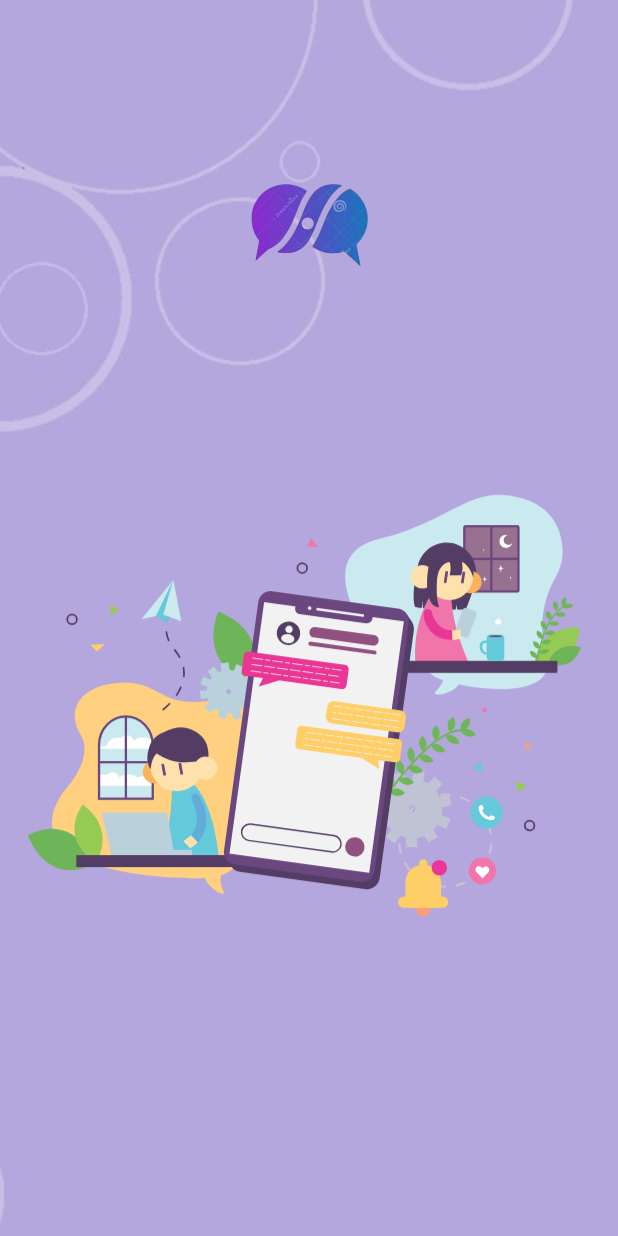
After one commit to tasnia-shahrin/OJO-QUICKTALK, an Android app: the SplashActivity screen opened directly, with no data from a screen before it, on a phone screen of 412 x 824 dp. The commit adds this screen. Run offline under Robolectric (Android 15) with nearby library versions, the phone set to English and light mode, and no system bars.

Commit message:
initial commit

```diff
--- a/OJOQuickTalk/app/src/main/java/com/example/ojoquicktalk/MainActivity.java
+++ b/OJOQuickTalk/app/src/main/java/com/example/ojoquicktalk/MainActivity.java
@@ -227,6 +227,10 @@ public class MainActivity extends AppCompatActivity {
         startActivity(loginIntent);
 
     }
+
+
+
+
     private void SendUserToSettingsActivity() {
         Intent settingsIntent = new Intent(MainActivity.this,SettingsActivity.class);
         startActivity(settingsIntent);
@@ -258,4 +262,5 @@ public class MainActivity extends AppCompatActivity {
     }
 
 
+
 }
--- /dev/null
+++ b/OJOQuickTalk/app/src/main/java/com/example/ojoquicktalk/SplashActivity.java
@@ -0,0 +1,40 @@
+package com.example.ojoquicktalk;
+
+import android.annotation.SuppressLint;
+import android.content.Intent;
+import android.os.Bundle;
+import android.os.Handler;
+import android.widget.ImageView;
+
+import androidx.appcompat.app.AppCompatActivity;
+
+import com.airbnb.lottie.LottieAnimationView;
+
+public class SplashActivity extends AppCompatActivity {
+
+    ImageView logo, splashImg;
+    LottieAnimationView lottieAnimationView;
+    @SuppressLint("MissingInflatedId")
+    @Override
+    protected void onCreate(Bundle savedInstanceState) {
+        super.onCreate(savedInstanceState);
+        setContentView(R.layout.activity_splash);
+
+        logo= findViewById(R.id.logo);
+        splashImg= findViewById(R.id.img);
+        lottieAnimationView= findViewById(R.id.lottie);
+
+        splashImg.animate().translationY(-2800).setDuration(1000).setStartDelay(4000);
+        logo.animate().translationY(2100).setDuration(1000).setStartDelay(4000);
+        lottieAnimationView.animate().translationY(1900).setDuration(1000).setStartDelay(4000);
+
+        new Handler().postDelayed(new Runnable() {
+            @Override
+            public void run() {
+                Intent intent = new Intent(SplashActivity.this, LoginActivity.class);
+                startActivity(intent);
+
+            }
+        },5000);
+    }
+}
--- /dev/null
+++ b/OJOQuickTalk/app/src/main/res/layout/activity_splash.xml
@@ -0,0 +1,48 @@
+<?xml version="1.0" encoding="utf-8"?>
+<androidx.constraintlayout.widget.ConstraintLayout xmlns:android="http://schemas.android.com/apk/res/android"
+    xmlns:app="http://schemas.android.com/apk/res-auto"
+    xmlns:tools="http://schemas.android.com/tools"
+    android:layout_width="match_parent"
+    android:layout_height="match_parent"
+    tools:context=".SplashActivity"
+    android:background="@drawable/background">
+
+    <ImageView
+        android:id="@+id/img"
+        android:layout_width="match_parent"
+        android:layout_height="900dp"
+        android:src="@drawable/bg"
+        android:scaleType="centerCrop"
+        app:layout_constraintBottom_toBottomOf="parent"
+        app:layout_constraintEnd_toEndOf="parent"
+        app:layout_constraintHorizontal_bias="0.0"
+        app:layout_constraintStart_toStartOf="parent"
+        app:layout_constraintTop_toTopOf="parent"
+        app:layout_constraintVertical_bias="0.0" />
+
+    <ImageView
+        android:id="@+id/logo"
+        android:layout_width="150dp"
+        android:layout_height="132dp"
+        android:src="@drawable/slogo"
+        app:layout_constraintBottom_toBottomOf="parent"
+        app:layout_constraintEnd_toEndOf="parent"
+        app:layout_constraintHorizontal_bias="0.498"
+        app:layout_constraintStart_toStartOf="parent"
+        app:layout_constraintTop_toTopOf="parent"
+        app:layout_constraintVertical_bias="0.1"/>
+
+    <com.airbnb.lottie.LottieAnimationView
+        android:id="@+id/lottie"
+        android:layout_width="match_parent"
+        android:layout_height="386dp"
+        app:lottie_rawRes="@raw/lottie"
+        app:layout_constraintBottom_toBottomOf="parent"
+        app:layout_constraintEnd_toEndOf="parent"
+        app:layout_constraintHorizontal_bias="0.0"
+        app:layout_constraintStart_toStartOf="parent"
+        app:layout_constraintTop_toTopOf="parent"
+        app:layout_constraintVertical_bias="0.637"
+        app:lottie_autoPlay="true"/>
+
+</androidx.constraintlayout.widget.ConstraintLayout>
```
Also changed, not shown: OJOQuickTalk/app/src/main/AndroidManifest.xml (+13 -0 lines), OJOQuickTalk/app/src/main/java/com/example/ojoquicktalk/ChatsFragment.java (+15 -1 lines), OJOQuickTalk/app/src/main/java/com/example/ojoquicktalk/First14Fragment.java (added, +47 -0 lines), OJOQuickTalk/app/src/main/java/com/example/ojoquicktalk/MessageAdapter.java (+24 -18 lines), OJOQuickTalk/app/src/main/java/com/example/ojoquicktalk/Second14Fragment.java (added, +47 -0 lines), OJOQuickTalk/app/src/main/res/layout/content_splash2.xml (added, +19 -0 lines), OJOQuickTalk/app/src/main/res/layout/fragment_first14.xml (added, +35 -0 lines), OJOQuickTalk/app/src/main/res/layout/fragment_second14.xml (added, +35 -0 lines), OJOQuickTalk/app/src/main/res/navigation/nav_graph14.xml (added, +28 -0 lines), OJOQuickTalk/app/src/main/res/drawable/background.png (added), OJOQuickTalk/app/src/main/res/drawable/bg.png (added), OJOQuickTalk/app/src/main/res/drawable/slogo.png (added).
